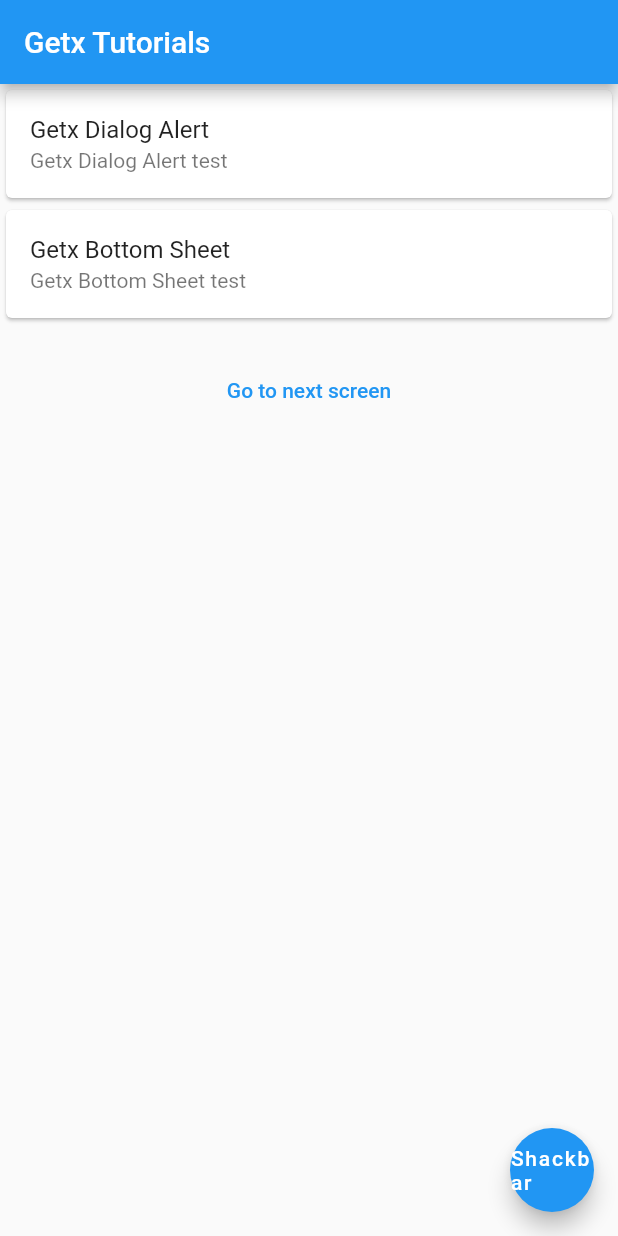
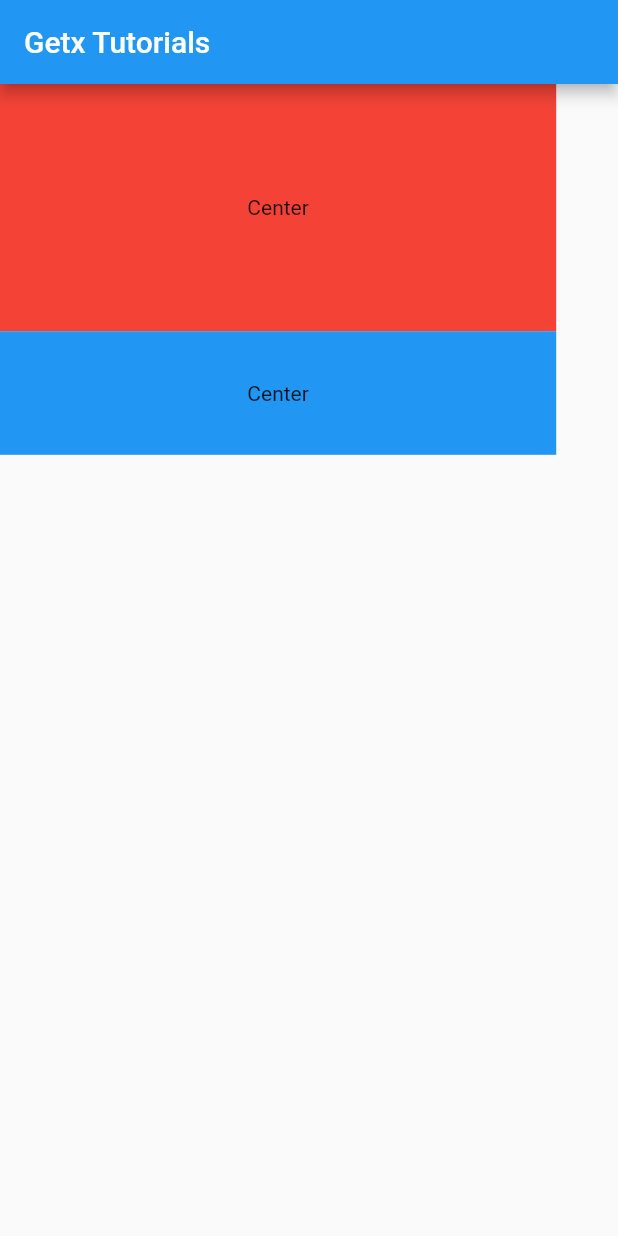
Before and after one commit to SheikhAman/getx, a Flutter app: the screen it shows after launch, on a phone screen of 412 x 824 dp. Run offline on Flutter 3.47's test engine with Material 2 defaults, Android fonts, the phone set to English and light mode, and no system bars; our stand-ins replace get.

Commit message:
getx height width Get.height

```diff
--- a/lib/home_screen.dart
+++ b/lib/home_screen.dart
@@ -1,7 +1,5 @@
 import 'package:flutter/material.dart';
 import 'package:get/get.dart';
-import 'package:getx/helper/dialog_helper.dart';
-import 'package:getx/screen_one.dart';
 
 class HomeScreen extends StatefulWidget {
   const HomeScreen({super.key});
@@ -13,57 +11,35 @@ class HomeScreen extends StatefulWidget {
 class _HomeScreenState extends State<HomeScreen> {
   @override
   Widget build(BuildContext context) {
+    final deviceHeight = MediaQuery.of(context).size.height * 1;
     return Scaffold(
       appBar: AppBar(
         title: Text('Getx Tutorials'),
       ),
       body: Column(
         children: [
-          Card(
-            child: ListTile(
-              title: Text('Getx Dialog Alert'),
-              subtitle: Text('Getx Dialog Alert test'),
-              onTap: () {
-                DialogHelper.showDialog();
-              },
+          Container(
+            /*
+            height protita device very kore
+           height * 1 mane full screen occupy korbe
+           */
+            /// height: MediaQuery.of(context).size.height,
+            height: Get.height * 0.2,
+            width: Get.width * 0.9,
+            color: Colors.red,
+            child: Center(
+              child: Text('Center'),
             ),
           ),
-          Card(
-            child: ListTile(
-              title: Text('Getx Bottom Sheet'),
-              subtitle: Text('Getx Bottom Sheet test'),
-              onTap: () {
-                DialogHelper.showBottomSheet();
-              },
+          Container(
+            height: Get.height * 0.1,
+            width: Get.width * 0.9,
+            color: Colors.blue,
+            child: Center(
+              child: Text('Center'),
             ),
           ),
-
-          SizedBox(
-            height: 20,
-          ),
-// Getx Navigation
-          TextButton(
-            onPressed: () {
-              //  Get.to(ScreenOne( name: ' Sheikh Aman',  ));
-
-              // argument pass
-              Get.toNamed('/screenOne', arguments: ['Sheikh Aman', 'I am Pro']);
-              // Navigator.push(
-              //   context,
-              //   MaterialPageRoute(builder: (context) => ScreenOne()),
-              // );
-            },
-            child: Text('Go to next screen'),
-          ),
         ],
-      ),
-
-      // Snackbar
-      floatingActionButton: FloatingActionButton(
-        onPressed: () {
-          DialogHelper.showSnackBar('Sheikh Aman', 'Pro Coder');
-        },
-        child: Center(child: Text('Shackbar')),
       ),
     );
   }
--- a/lib/main.dart
+++ b/lib/main.dart
@@ -1,7 +1,5 @@
 import 'package:flutter/material.dart';
 import 'package:get/get.dart';
-import 'package:getx/screen_one.dart';
-import 'package:getx/screen_two.dart';
 
 import 'home_screen.dart';
 
@@ -22,20 +20,6 @@ class MyApp extends StatelessWidget {
       ),
       home: HomeScreen(),
       // initialRoute: '/',
-      getPages: [
-        GetPage(
-          name: '/',
-          page: () => HomeScreen(),
-        ),
-        GetPage(
-          name: '/screenOne',
-          page: () => ScreenOne(),
-        ),
-        GetPage(
-          name: '/screenTwo',
-          page: () => ScreenTwo(),
-        ),
-      ],
     );
   }
 }
```
Also changed, not shown: lib/helper/dialog_helper.dart (deleted, +0 -78 lines), lib/screen_one.dart (deleted, +0 -38 lines), lib/screen_two.dart (deleted, +0 -36 lines).
